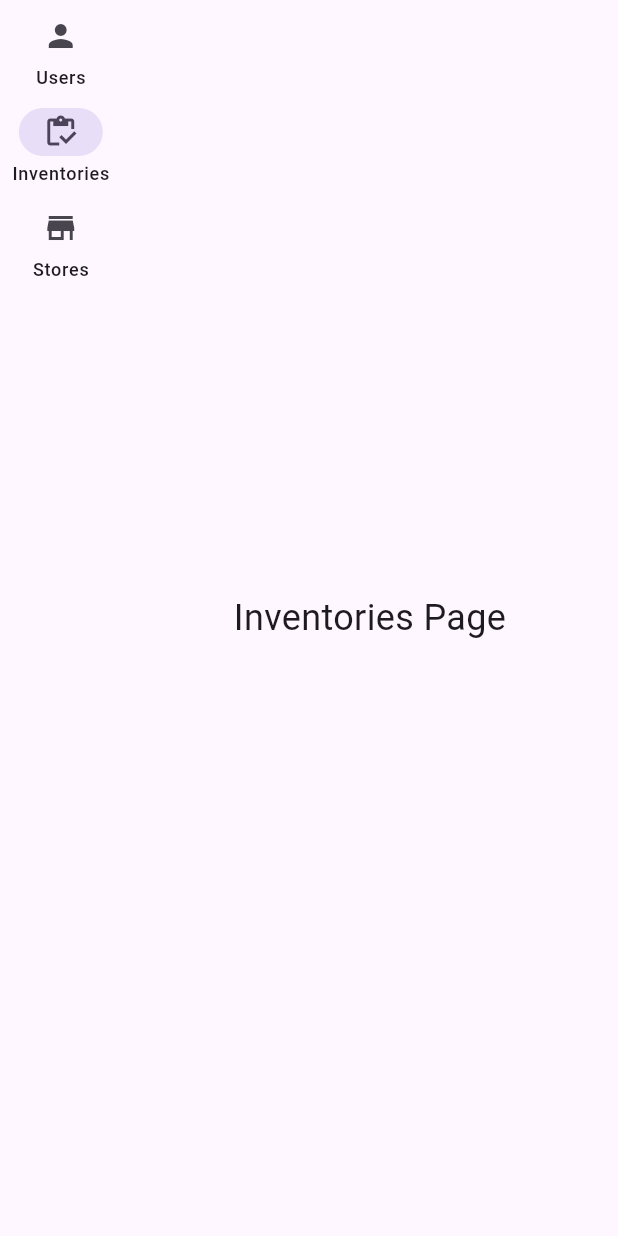
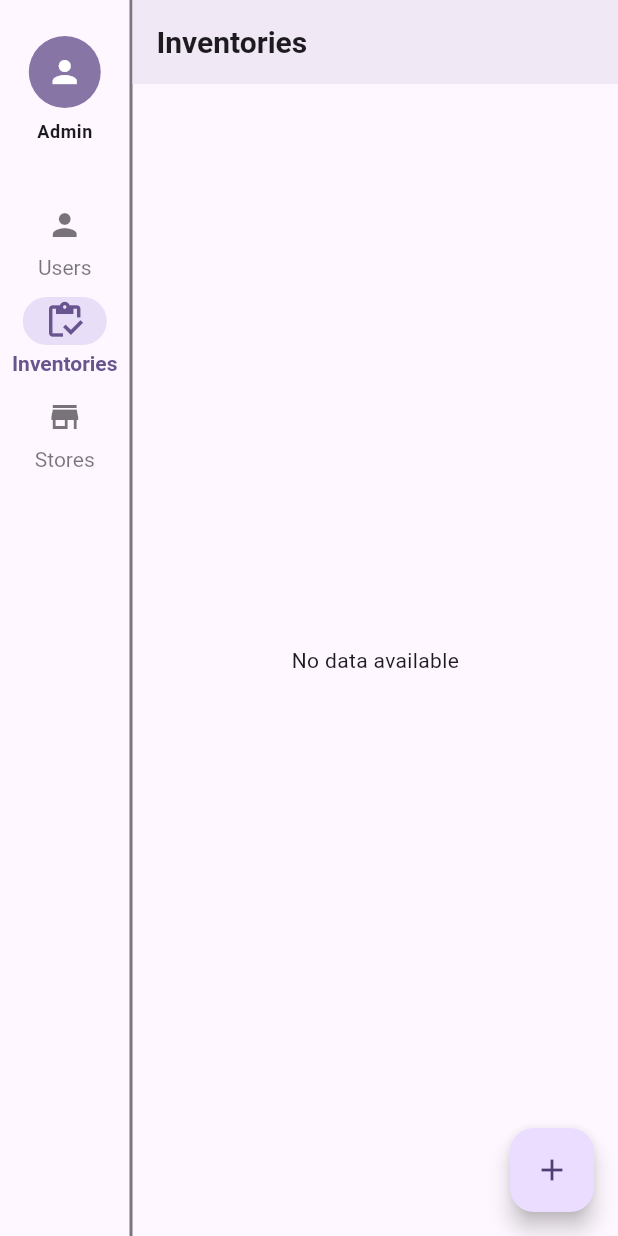
Before and after one commit to oluwasegunilori/el_rapido_inc, a Flutter app: the DashboardPage screen opened by its route, after a tap on "Inventories", on a phone screen of 412 x 824 dp. Run offline on Flutter 3.47's test engine with Material 3 defaults, Android fonts, the phone set to English and light mode, and no system bars; our stand-ins replace cloud_firestore, equatable, firebase_auth, firebase_core, flutter_bloc, get_it and 3 more; accounts and stored records are empty.

Commit message:
create inventory feature

```diff
--- a/lib/auth/presentation/dashboard/dashboard_page.dart
+++ /dev/null
@@ -1,60 +0,0 @@
-import 'package:flutter/material.dart';
-
-class DashboardPage extends StatefulWidget {
-  const DashboardPage({super.key});
-
-  @override
-  DashboardPageState createState() => DashboardPageState();
-}
-
-class DashboardPageState extends State<DashboardPage> {
-  int _selectedIndex = 0;
-
-  // Define the widgets for each menu option
-  final List<Widget> _pages = [
-    const Center(child: Text('Users Page', style: TextStyle(fontSize: 24))),
-    const Center(child: Text('Inventories Page', style: TextStyle(fontSize: 24))),
-    const Center(child: Text('Stores Page', style: TextStyle(fontSize: 24))),
-  ];
-
-  @override
-  Widget build(BuildContext context) {
-    return Scaffold(
-      body: Row(
-        children: [
-          // Sidebar menu
-          NavigationRail(
-            selectedIndex: _selectedIndex,
-            onDestinationSelected: (int index) {
-              setState(() {
-                _selectedIndex = index;
-              });
-            },
-            labelType: NavigationRailLabelType.all,
-            destinations: const [
-              NavigationRailDestination(
-                icon: Icon(Icons.person),
-                selectedIcon: Icon(Icons.person_outline),
-                label: Text('Users'),
-              ),
-              NavigationRailDestination(
-                icon: Icon(Icons.inventory),
-                selectedIcon: Icon(Icons.inventory_outlined),
-                label: Text('Inventories'),
-              ),
-              NavigationRailDestination(
-                icon: Icon(Icons.store),
-                selectedIcon: Icon(Icons.storefront),
-                label: Text('Stores'),
-              ),
-            ],
-          ),
-          // Main content area
-          Expanded(
-            child: _pages[_selectedIndex],
-          ),
-        ],
-      ),
-    );
-  }
-}
--- a/lib/core/app_router.dart
+++ b/lib/core/app_router.dart
@@ -1,4 +1,4 @@
-import 'package:el_rapido_inc/auth/presentation/dashboard/dashboard_page.dart';
+import 'package:el_rapido_inc/dashboard/dashboard_page.dart';
 import 'package:el_rapido_inc/auth/presentation/login/login_page.dart';
 import 'package:el_rapido_inc/auth/presentation/signup/signup_page.dart';
 import 'package:el_rapido_inc/auth/presentation/splashscreen/splashscreen.dart';
--- /dev/null
+++ b/lib/dashboard/dashboard_page.dart
@@ -0,0 +1,115 @@
+import 'package:el_rapido_inc/dashboard/inventory/presentation/inventory_page.dart';
+import 'package:flutter/material.dart';
+
+class DashboardPage extends StatefulWidget {
+  const DashboardPage({super.key});
+
+  @override
+  DashboardPageState createState() => DashboardPageState();
+}
+
+class DashboardPageState extends State<DashboardPage> {
+  int _selectedIndex = 0;
+
+  final List<Widget> _pages = [
+    const Center(child: Text('Users Page', style: TextStyle(fontSize: 24))),
+    const InventoryPage(),
+    const Center(child: Text('Stores Page', style: TextStyle(fontSize: 24))),
+  ];
+
+  @override
+  Widget build(BuildContext context) {
+    final theme = Theme.of(context);
+    return Scaffold(
+      body: Row(
+        children: [
+          // Sidebar menu with theme-based styling
+          NavigationRail(
+            backgroundColor:
+                theme.colorScheme.surface, // Use theme surface color
+            selectedIndex: _selectedIndex,
+            onDestinationSelected: (int index) {
+              setState(() {
+                _selectedIndex = index;
+              });
+            },
+            labelType: NavigationRailLabelType.all,
+            selectedIconTheme: IconThemeData(
+              color:
+                  theme.colorScheme.primary, // Primary color for selected icons
+              size: 28,
+            ),
+            unselectedIconTheme: IconThemeData(
+              color: theme.colorScheme.onSurface
+                  .withOpacity(0.6), // Muted text color
+              size: 24,
+            ),
+            selectedLabelTextStyle: TextStyle(
+              color: theme.colorScheme.primary,
+              fontWeight: FontWeight.bold,
+            ),
+            unselectedLabelTextStyle: TextStyle(
+              color: theme.colorScheme.onSurface.withOpacity(0.6),
+            ),
+            leading: Column(
+              children: [
+                const SizedBox(height: 16),
+                CircleAvatar(
+                  radius: 24,
+                  backgroundColor: theme.colorScheme.primary.withOpacity(0.8),
+                  child: Icon(
+                    Icons.person,
+                    color: theme.colorScheme.onPrimary,
+                  ),
+                ),
+                const SizedBox(height: 8),
+                Text(
+                  'Admin',
+                  style: theme.textTheme.bodySmall?.copyWith(
+                    fontWeight: FontWeight.bold,
+                  ),
+                ),
+                const SizedBox(
+                  height: 30,
+                )
+              ],
+            ),
+            trailing: Divider(
+              color: theme.dividerColor,
+              thickness: 5,
+            ),
+            destinations: const [
+              NavigationRailDestination(
+                icon: Icon(Icons.person),
+                selectedIcon: Icon(Icons.person_outline),
+                label: Text('Users'),
+              ),
+              NavigationRailDestination(
+                icon: Icon(Icons.inventory),
+                selectedIcon: Icon(Icons.inventory_outlined),
+                label: Text('Inventories'),
+              ),
+              NavigationRailDestination(
+                icon: Icon(Icons.store),
+                selectedIcon: Icon(Icons.storefront),
+                label: Text('Stores'),
+              ),
+            ],
+          ),
+
+          VerticalDivider(
+            width: 2,
+            thickness: 3,
+            color: theme.dividerColor,
+          ),
+          Expanded(
+            child: AnimatedSwitcher(
+              duration: const Duration(milliseconds: 300),
+              child: _pages[_selectedIndex],
+            ),
+          ),
+        ],
+      ),
+    );
+  }
+}
--- /dev/null
+++ b/lib/dashboard/inventory/domain/inventory.dart
@@ -0,0 +1,36 @@
+import 'package:cloud_firestore/cloud_firestore.dart';
+import 'package:equatable/equatable.dart';
+
+class Inventory extends Equatable {
+  final String id;
+  final String name;
+  final int quantity;
+  final double price;
+  final Timestamp? lastUpdated;
+  final String? createdBy;
+  final String description;
+
+  const Inventory({
+    required this.id,
+    required this.name,
+    required this.quantity,
+    required this.price,
+    required this.description,
+    this.createdBy,
+    this.lastUpdated,
+  });
+
+  @override
+  List<Object?> get props => [
+        id,
+        name,
+        quantity,
+        price,
+        lastUpdated,
+        createdBy,
+        description,
+      ];
+
+  @override
+  bool get stringify => true; // Makes toString() return props for easier debugging
+}
--- /dev/null
+++ b/lib/dashboard/inventory/presentation/inventory_event.dart
@@ -0,0 +1,33 @@
+import 'package:el_rapido_inc/dashboard/inventory/domain/inventory.dart';
+import 'package:equatable/equatable.dart';
+
+abstract class InventoryEvent extends Equatable {
+  @override
+  List<Object?> get props => [];
+}
+
+class LoadInventories extends InventoryEvent {}
+
+class AddInventory extends InventoryEvent {
+  final Inventory inventory;
+  AddInventory(this.inventory);
+
+  @override
+  List<Object?> get props => [inventory];
+}
+
+class UpdateInventory extends InventoryEvent {
+  final Inventory inventory;
+  UpdateInventory(this.inventory);
+
+  @override
+  List<Object?> get props => [inventory];
+}
+
+class DeleteInventory extends InventoryEvent {
+  final String id;
+  DeleteInventory(this.id);
+
+  @override
+  List<Object?> get props => [id];
+}
--- /dev/null
+++ b/lib/dashboard/inventory/presentation/inventory_page.dart
@@ -0,0 +1,62 @@
+import 'package:el_rapido_inc/core/di/deps_inject.dart';
+import 'package:el_rapido_inc/dashboard/inventory/presentation/create_inventory_dialog.dart';
+import 'package:flutter/material.dart';
+import 'package:flutter_bloc/flutter_bloc.dart';
+import 'inventory_bloc.dart';
+import 'inventory_event.dart';
+import 'inventory_state.dart';
+
+class InventoryPage extends StatelessWidget {
+  const InventoryPage({super.key});
+
+  @override
+  Widget build(BuildContext context) {
+    return BlocProvider(
+      create: (context) => getIt<InventoryBloc>(),
+      child: Scaffold(
+        appBar: AppBar(
+          title: const Text(
+            'Inventories',
+            style: TextStyle(
+              fontWeight: FontWeight.bold, // Bold text
+              fontSize: 20, // Larger font size if needed
+            ),
+          ),
+          elevation: 4, // Add elevation for a shadow effect
+        ),
+        body: BlocBuilder<InventoryBloc, InventoryState>(
+          builder: (context, state) {
+            if (state is InventoryLoading) {
+              return const Center(child: CircularProgressIndicator());
+            } else if (state is InventoryLoaded) {
+              return ListView.builder(
+                itemCount: state.inventories.length,
+                itemBuilder: (context, index) {
+                  final inventory = state.inventories[index];
+                  return ListTile(
+                    title: Text(inventory.name),
+                    subtitle: Text(
+                        'Quantity: ${inventory.quantity}, Price: \$${inventory.price}'),
+                  );
+                },
+              );
+            } else if (state is InventoryError) {
+              return Center(child: Text(state.error));
+            }
+            return const Center(child: Text('No data available'));
+          },
+        ),
+        floatingActionButton: FloatingActionButton(
+          onPressed: () {
+            showCreateInventoryDialog(
+              context,
+              (inventory) =>
+                  context.read<InventoryBloc>().add(AddInventory(inventory)),
+            );
+          },
+          child: const Icon(Icons.add),
+        ),
+      ),
+    );
+  }
+}
--- /dev/null
+++ b/lib/dashboard/inventory/presentation/inventory_state.dart
@@ -0,0 +1,27 @@
+import 'package:el_rapido_inc/dashboard/inventory/domain/inventory.dart';
+import 'package:equatable/equatable.dart';
+
+abstract class InventoryState extends Equatable {
+  @override
+  List<Object?> get props => [];
+}
+
+class InventoryInitial extends InventoryState {}
+
+class InventoryLoading extends InventoryState {}
+
+class InventoryLoaded extends InventoryState {
+  final List<Inventory> inventories;
+  InventoryLoaded(this.inventories);
+
+  @override
+  List<Object?> get props => [inventories];
+}
+
+class InventoryError extends InventoryState {
+  final String error;
+  InventoryError(this.error);
+
+  @override
+  List<Object?> get props => [error];
+}
```
Also changed, not shown: lib/core/di/deps_inject.dart (+11 -0 lines), lib/dashboard/inventory/data/inventory_repository_impl.dart (added, +59 -0 lines), lib/dashboard/inventory/domain/inventory_repository.dart (added, +8 -0 lines), lib/dashboard/inventory/presentation/create_inventory_dialog.dart (added, +118 -0 lines), lib/dashboard/inventory/presentation/inventory_bloc.dart (added, +44 -0 lines), 1 other file.
